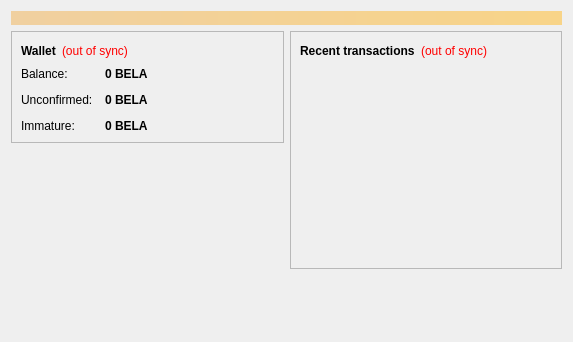
Qt form src/qt/forms/overviewpage.ui (TheAmbiaFund/Belacoin) before a commit.
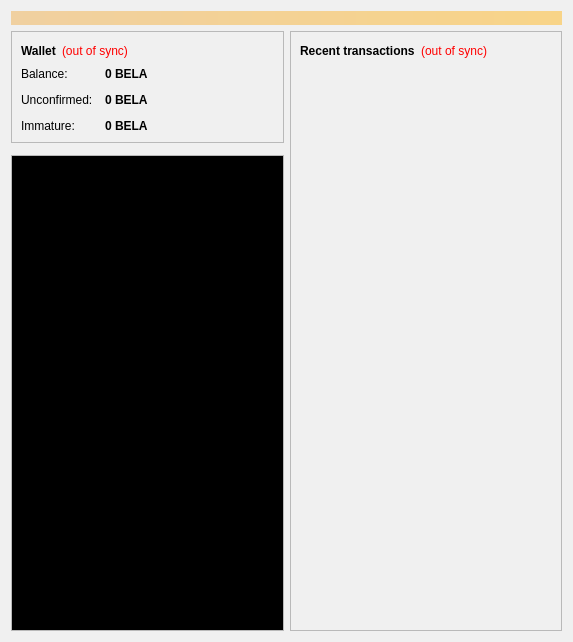
The same form after that commit.

The edit to the form file:
```diff
--- a/src/qt/forms/overviewpage.ui
+++ b/src/qt/forms/overviewpage.ui
@@ -7,9 +7,427 @@
     <x>0</x>
     <y>0</y>
     <width>573</width>
-    <height>342</height>
+    <height>642</height>
    </rect>
   </property>
+  <property name="palette">
+   <palette>
+    <active>
+     <colorrole role="WindowText">
+      <brush brushstyle="SolidPattern">
+       <color alpha="255">
+        <red>0</red>
+        <green>0</green>
+        <blue>0</blue>
+       </color>
+      </brush>
+     </colorrole>
+     <colorrole role="Button">
+      <brush brushstyle="SolidPattern">
+       <color alpha="255">
+        <red>240</red>
+        <green>240</green>
+        <blue>240</blue>
+       </color>
+      </brush>
+     </colorrole>
+     <colorrole role="Light">
+      <brush brushstyle="SolidPattern">
+       <color alpha="255">
+        <red>255</red>
+        <green>255</green>
+        <blue>255</blue>
+       </color>
+      </brush>
+     </colorrole>
+     <colorrole role="Midlight">
+      <brush brushstyle="SolidPattern">
+       <color alpha="255">
+        <red>247</red>
+        <green>247</green>
+        <blue>247</blue>
+       </color>
+      </brush>
+     </colorrole>
+     <colorrole role="Dark">
+      <brush brushstyle="SolidPattern">
+       <color alpha="255">
+        <red>120</red>
+        <green>120</green>
+        <blue>120</blue>
+       </color>
+      </brush>
+     </colorrole>
+     <colorrole role="Mid">
+      <brush brushstyle="SolidPattern">
+       <color alpha="255">
+        <red>160</red>
+        <green>160</green>
+        <blue>160</blue>
+       </color>
+      </brush>
+     </colorrole>
+     <colorrole role="Text">
+      <brush brushstyle="SolidPattern">
+       <color alpha="255">
+        <red>0</red>
+        <green>0</green>
+        <blue>0</blue>
+       </color>
+      </brush>
+     </colorrole>
+     <colorrole role="BrightText">
+      <brush brushstyle="SolidPattern">
+       <color alpha="255">
+        <red>255</red>
+        <green>255</green>
+        <blue>255</blue>
+       </color>
+      </brush>
+     </colorrole>
+     <colorrole role="ButtonText">
+      <brush brushstyle="SolidPattern">
+       <color alpha="255">
+        <red>0</red>
+        <green>0</green>
+        <blue>0</blue>
+       </color>
+      </brush>
+     </colorrole>
+     <colorrole role="Base">
+      <brush brushstyle="SolidPattern">
+       <color alpha="255">
+        <red>255</red>
+        <green>255</green>
+        <blue>255</blue>
+       </color>
+      </brush>
+     </colorrole>
+     <colorrole role="Window">
+      <brush brushstyle="SolidPattern">
+       <color alpha="255">
+        <red>240</red>
+        <green>240</green>
+        <blue>240</blue>
+       </color>
+      </brush>
+     </colorrole>
+     <colorrole role="Shadow">
+      <brush brushstyle="SolidPattern">
+       <color alpha="255">
+        <red>0</red>
+        <green>0</green>
+        <blue>0</blue>
+       </color>
+      </brush>
+     </colorrole>
+     <colorrole role="AlternateBase">
+      <brush brushstyle="SolidPattern">
+       <color alpha="255">
+        <red>247</red>
+        <green>247</green>
+        <blue>247</blue>
+       </color>
+      </brush>
+     </colorrole>
+     <colorrole role="ToolTipBase">
+      <brush brushstyle="SolidPattern">
+       <color alpha="255">
+        <red>255</red>
+        <green>255</green>
+        <blue>220</blue>
+       </color>
+      </brush>
+     </colorrole>
+     <colorrole role="ToolTipText">
+      <brush brushstyle="SolidPattern">
+       <color alpha="255">
+        <red>0</red>
+        <green>0</green>
+        <blue>0</blue>
+       </color>
+      </brush>
+     </colorrole>
+    </active>
+    <inactive>
+     <colorrole role="WindowText">
+      <brush brushstyle="SolidPattern">
+       <color alpha="255">
+        <red>0</red>
+        <green>0</green>
+        <blue>0</blue>
+       </color>
+      </brush>
+     </colorrole>
+     <colorrole role="Button">
+      <brush brushstyle="SolidPattern">
+       <color alpha="255">
+        <red>240</red>
+        <green>240</green>
+        <blue>240</blue>
+       </color>
+      </brush>
+     </colorrole>
+     <colorrole role="Light">
+      <brush brushstyle="SolidPattern">
+       <color alpha="255">
+        <red>255</red>
+        <green>255</green>
+        <blue>255</blue>
+       </color>
+      </brush>
+     </colorrole>
+     <colorrole role="Midlight">
+      <brush brushstyle="SolidPattern">
+       <color alpha="255">
+        <red>247</red>
+        <green>247</green>
+        <blue>247</blue>
+       </color>
+      </brush>
+     </colorrole>
+     <colorrole role="Dark">
+      <brush brushstyle="SolidPattern">
+       <color alpha="255">
+        <red>120</red>
+        <green>120</green>
+        <blue>120</blue>
+       </color>
+      </brush>
+     </colorrole>
+     <colorrole role="Mid">
+      <brush brushstyle="SolidPattern">
+       <color alpha="255">
+        <red>160</red>
+        <green>160</green>
+        <blue>160</blue>
+       </color>
+      </brush>
+     </colorrole>
+     <colorrole role="Text">
+      <brush brushstyle="SolidPattern">
+       <color alpha="255">
+        <red>0</red>
+        <green>0</green>
+        <blue>0</blue>
+       </color>
+      </brush>
+     </colorrole>
+     <colorrole role="BrightText">
+      <brush brushstyle="SolidPattern">
+       <color alpha="255">
+        <red>255</red>
+        <green>255</green>
+        <blue>255</blue>
+       </color>
+      </brush>
+     </colorrole>
+     <colorrole role="ButtonText">
+      <brush brushstyle="SolidPattern">
+       <color alpha="255">
+        <red>0</red>
+        <green>0</green>
+        <blue>0</blue>
+       </color>
+      </brush>
+     </colorrole>
+     <colorrole role="Base">
+      <brush brushstyle="SolidPattern">
+       <color alpha="255">
+        <red>255</red>
+        <green>255</green>
+        <blue>255</blue>
+       </color>
+      </brush>
+     </colorrole>
+     <colorrole role="Window">
+      <brush brushstyle="SolidPattern">
+       <color alpha="255">
+        <red>240</red>
+        <green>240</green>
+        <blue>240</blue>
+       </color>
+      </brush>
+     </colorrole>
+     <colorrole role="Shadow">
+      <brush brushstyle="SolidPattern">
+       <color alpha="255">
+        <red>0</red>
+        <green>0</green>
+        <blue>0</blue>
+       </color>
+      </brush>
+     </colorrole>
+     <colorrole role="AlternateBase">
+      <brush brushstyle="SolidPattern">
+       <color alpha="255">
+        <red>247</red>
+        <green>247</green>
+        <blue>247</blue>
+       </color>
+      </brush>
+     </colorrole>
+     <colorrole role="ToolTipBase">
+      <brush brushstyle="SolidPattern">
+       <color alpha="255">
+        <red>255</red>
+        <green>255</green>
+        <blue>220</blue>
+       </color>
+      </brush>
+     </colorrole>
+     <colorrole role="ToolTipText">
+      <brush brushstyle="SolidPattern">
+       <color alpha="255">
+        <red>0</red>
+        <green>0</green>
+        <blue>0</blue>
+       </color>
+      </brush>
+     </colorrole>
+    </inactive>
+    <disabled>
+     <colorrole role="WindowText">
+      <brush brushstyle="SolidPattern">
+       <color alpha="255">
+        <red>120</red>
+        <green>120</green>
+        <blue>120</blue>
+       </color>
+      </brush>
+     </colorrole>
+     <colorrole role="Button">
+      <brush brushstyle="SolidPattern">
+       <color alpha="255">
+        <red>240</red>
+        <green>240</green>
+        <blue>240</blue>
+       </color>
+      </brush>
+     </colorrole>
+     <colorrole role="Light">
+      <brush brushstyle="SolidPattern">
+       <color alpha="255">
+        <red>255</red>
+        <green>255</green>
+        <blue>255</blue>
+       </color>
+      </brush>
+     </colorrole>
+     <colorrole role="Midlight">
+      <brush brushstyle="SolidPattern">
+       <color alpha="255">
+        <red>247</red>
+        <green>247</green>
+        <blue>247</blue>
+       </color>
+      </brush>
+     </colorrole>
+     <colorrole role="Dark">
+      <brush brushstyle="SolidPattern">
+       <color alpha="255">
+        <red>120</red>
+        <green>120</green>
+        <blue>120</blue>
+       </color>
+      </brush>
+     </colorrole>
+     <colorrole role="Mid">
+      <brush brushstyle="SolidPattern">
+       <color alpha="255">
+        <red>160</red>
+        <green>160</green>
+        <blue>160</blue>
+       </color>
+      </brush>
+     </colorrole>
+     <colorrole role="Text">
+      <brush brushstyle="SolidPattern">
+       <color alpha="255">
+        <red>120</red>
+        <green>120</green>
+        <blue>120</blue>
+       </color>
+      </brush>
+     </colorrole>
+     <colorrole role="BrightText">
+      <brush brushstyle="SolidPattern">
+       <color alpha="255">
+        <red>255</red>
+        <green>255</green>
+        <blue>255</blue>
+       </color>
+      </brush>
+     </colorrole>
+     <colorrole role="ButtonText">
+      <brush brushstyle="SolidPattern">
+       <color alpha="255">
+        <red>120</red>
+        <green>120</green>
+        <blue>120</blue>
+       </color>
+      </brush>
+     </colorrole>
+     <colorrole role="Base">
+      <brush brushstyle="SolidPattern">
+       <color alpha="255">
+        <red>240</red>
+        <green>240</green>
+        <blue>240</blue>
+       </color>
+      </brush>
+     </colorrole>
+     <colorrole role="Window">
+      <brush brushstyle="SolidPattern">
+       <color alpha="255">
+        <red>240</red>
+        <green>240</green>
+        <blue>240</blue>
+       </color>
+      </brush>
+     </colorrole>
+     <colorrole role="Shadow">
+      <brush brushstyle="SolidPattern">
+       <color alpha="255">
+        <red>0</red>
+        <green>0</green>
+        <blue>0</blue>
+       </color>
+      </brush>
+     </colorrole>
+     <colorrole role="AlternateBase">
+      <brush brushstyle="SolidPattern">
+       <color alpha="255">
+        <red>240</red>
+        <green>240</green>
+        <blue>240</blue>
+       </color>
+      </brush>
+     </colorrole>
+     <colorrole role="ToolTipBase">
+      <brush brushstyle="SolidPattern">
+       <color alpha="255">
+        <red>255</red>
+        <green>255</green>
+        <blue>220</blue>
+       </color>
+      </brush>
+     </colorrole>
+     <colorrole role="ToolTipText">
+      <brush brushstyle="SolidPattern">
+       <color alpha="255">
+        <red>0</red>
+        <green>0</green>
+        <blue>0</blue>
+       </color>
+      </brush>
+     </colorrole>
+    </disabled>
+   </palette>
+  </property>
+  <property name="cursor">
+   <cursorShape>ArrowCursor</cursorShape>
+  </property>
   <property name="windowTitle">
    <string>Form</string>
   </property>
@@ -190,17 +608,37 @@
         </widget>
        </item>
        <item>
-        <spacer name="verticalSpacer">
-         <property name="orientation">
-          <enum>Qt::Vertical</enum>
+        <widget class="QFrame" name="frame_3">
+         <property name="frameShape">
+          <enum>QFrame::StyledPanel</enum>
          </property>
-         <property name="sizeHint" stdset="0">
-          <size>
-           <width>20</width>
-           <height>40</height>
-          </size>
+         <property name="frameShadow">
+          <enum>QFrame::Raised</enum>
          </property>
-        </spacer>
+        </widget>
+       </item>
+       <item>
+        <widget class="QTextBrowser" name="textBrowser">
+         <property name="autoFillBackground">
+          <bool>true</bool>
+         </property>
+         <property name="frameShape">
+          <enum>QFrame::StyledPanel</enum>
+         </property>
+         <property name="frameShadow">
+          <enum>QFrame::Raised</enum>
+         </property>
+         <property name="html">
+          <string>&lt;!DOCTYPE HTML PUBLIC &quot;-//W3C//DTD HTML 4.0//EN&quot; &quot;http://www.w3.org/TR/REC-html40/strict.dtd&quot;&gt;
+&lt;html&gt;&lt;head&gt;&lt;meta name=&quot;qrichtext&quot; content=&quot;1&quot; /&gt;&lt;style type=&quot;text/css&quot;&gt;
+p, li { white-space: pre-wrap; }
+&lt;/style&gt;&lt;/head&gt;&lt;body style=&quot; font-family:'Sans Serif'; font-size:9pt; font-weight:400; font-style:normal;&quot; bgcolor=&quot;#000000&quot;&gt;
+&lt;p style=&quot;-qt-paragraph-type:empty; margin-top:0px; margin-bottom:0px; margin-left:0px; margin-right:0px; -qt-block-indent:0; text-indent:0px;&quot;&gt;&lt;br /&gt;&lt;/p&gt;&lt;/body&gt;&lt;/html&gt;</string>
+         </property>
+         <property name="overwriteMode">
+          <bool>true</bool>
+         </property>
+        </widget>
        </item>
       </layout>
      </item>
@@ -208,6 +646,70 @@
       <layout class="QVBoxLayout" name="verticalLayout_3">
        <item>
         <widget class="QFrame" name="frame_2">
+         <property name="palette">
+          <palette>
+           <active>
+            <colorrole role="Dark">
+             <brush brushstyle="SolidPattern">
+              <color alpha="255">
+               <red>240</red>
+               <green>240</green>
+               <blue>240</blue>
+              </color>
+             </brush>
+            </colorrole>
+            <colorrole role="Mid">
+             <brush brushstyle="SolidPattern">
+              <color alpha="255">
+               <red>240</red>
+               <green>240</green>
+               <blue>240</blue>
+              </color>
+             </brush>
+            </colorrole>
+           </active>
+           <inactive>
+            <colorrole role="Dark">
+             <brush brushstyle="SolidPattern">
+              <color alpha="255">
+               <red>240</red>
+               <green>240</green>
+               <blue>240</blue>
+              </color>
+             </brush>
+            </colorrole>
+            <colorrole role="Mid">
+             <brush brushstyle="SolidPattern">
+              <color alpha="255">
+               <red>240</red>
+               <green>240</green>
+               <blue>240</blue>
+              </color>
+             </brush>
+            </colorrole>
+           </inactive>
+           <disabled>
+            <colorrole role="Dark">
+             <brush brushstyle="SolidPattern">
+              <color alpha="255">
+               <red>240</red>
+               <green>240</green>
+               <blue>240</blue>
+              </color>
+             </brush>
+            </colorrole>
+            <colorrole role="Mid">
+             <brush brushstyle="SolidPattern">
+              <color alpha="255">
+               <red>240</red>
+               <green>240</green>
+               <blue>240</blue>
+              </color>
+             </brush>
+            </colorrole>
+           </disabled>
+          </palette>
+         </property>
          <property name="frameShape">
           <enum>QFrame::StyledPanel</enum>
          </property>
@@ -277,19 +779,6 @@
          </layout>
         </widget>
        </item>
-       <item>
-        <spacer name="verticalSpacer_2">
-         <property name="orientation">
-          <enum>Qt::Vertical</enum>
-         </property>
-         <property name="sizeHint" stdset="0">
-          <size>
-           <width>20</width>
-           <height>40</height>
-          </size>
-         </property>
-        </spacer>
-       </item>
       </layout>
      </item>
     </layout>
```
